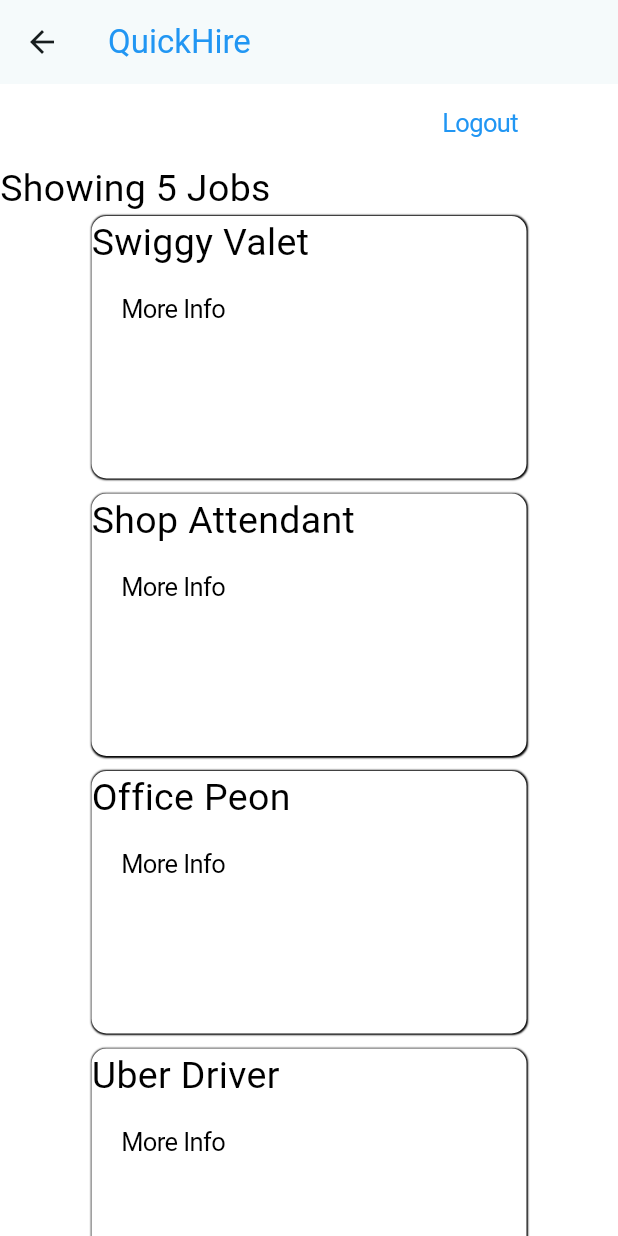
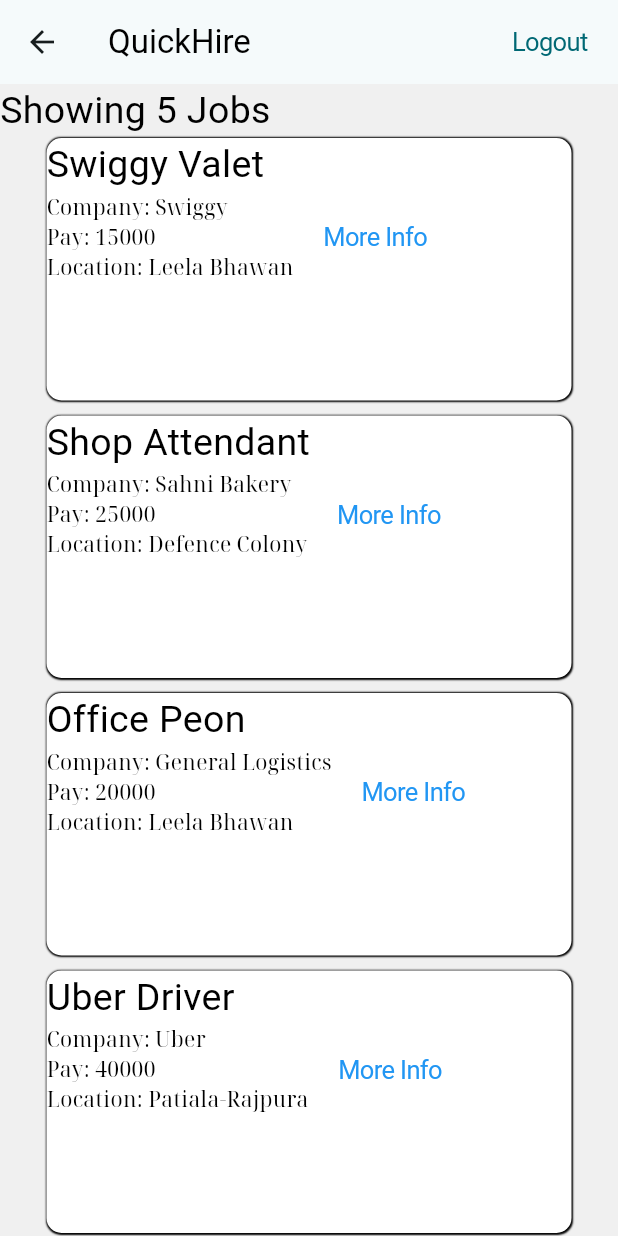
Before and after one commit to MW-5705/ELC-activity, a Flutter app: the FavouritesPage screen opened directly, on a phone screen of 412 x 824 dp. Run offline on Flutter 3.47's test engine with Material 3 defaults, Android fonts, the phone set to English and light mode, and no system bars; our stand-ins replace google_fonts; Roboto replaces fonts that are missing (Sans Serif).

Commit message:
one more safety push

```diff
--- a/lib/main.dart
+++ b/lib/main.dart
@@ -2,6 +2,7 @@
 import 'dart:ui';
 
 import 'package:flutter/cupertino.dart';
+import 'package:flutter/foundation.dart';
 import 'package:flutter/material.dart';
 import 'package:flutter/painting.dart';
 import 'package:flutter/rendering.dart';
@@ -43,6 +44,11 @@
 class MyAppState extends ChangeNotifier{
   var page = "Mehar";
   var professions = [{"Swiggy Valet":["",5000,""]},{"Shop Attendant":["",5000,""]},{"Office Peon":["",5000,""]},{"Uber Driver":["",5000,""]},{"Security Guard":["",5000,""]}];
+  var info1 = ["Swiggy",15000,"Leela Bhawan"];
+  var info2 = ["Sahni Bakery",25000,"Defence Colony"];
+  var info3 = ["General Logistics",20000,"Leela Bhawan"];
+  var info4 = ["Uber",40000,"Patiala-Rajpura"];
+  var info5 = ["Vedantu Center",30000,"Model Town"];
   @override
   void notifyListeners() {
     // TODO: implement notifyListeners
@@ -95,9 +101,10 @@
           children: [
 
 
-            Text("QuickHire",style: style,),
+            Text("Buddha's Job",style: style,),
             // SizedBox(height: 300,),
             Image.asset('assets/image.jpeg',height: 300,),
+            Text("Buddha's Job"),
 
             Padding(
               padding: const EdgeInsets.all(8.0),
@@ -105,7 +112,7 @@
               decoration: const InputDecoration(
               border: UnderlineInputBorder(),
               hintStyle: TextStyle(color: Colors.black),
-              labelStyle: TextStyle(color: Colors.black),
+              labelStyle: TextStyle(color: Colors.black, fontFamily: "Roboto"),
 
               labelText: 'Username',
               hintText: '102303223'
@@ -132,7 +139,7 @@
               decoration: const InputDecoration(
               border: UnderlineInputBorder(),
               hintStyle: TextStyle(color: Colors.black),
-              labelStyle: TextStyle(color: Colors.black),
+              labelStyle: TextStyle(color: Colors.black,fontFamily: "Roboto"),
 
 
               labelText: 'Password',
@@ -274,7 +281,7 @@
         var appState = context.watch<MyAppState>();
         var kaam = appState.professions;
         var title = "Uber Driver";
-        var style = TextStyle(color: Colors.blue, fontFamily: "Sans Serif", );
+        var style = TextStyle(color: Colors.black, fontFamily: "Sans Serif", );
         var style_1 = TextStyle(fontSize: 25, color: Colors.black,fontFamily: "Sans Serif" );
         var color = Colors.green;
         var color1 = Colors.purple;
@@ -283,23 +290,18 @@
         var color4 = Colors.blue;
 
         return Scaffold(
-          appBar: AppBar(title:  Text("QuickHire", style: style,textAlign: TextAlign.center,),bottomOpacity: 500,),
+          appBar: AppBar(title:  Text("QuickHire", style: style,textAlign: TextAlign.center,),actions: [CupertinoButton(onPressed: (){Navigator.pop(context);}, child: Text("Logout"))],),
           body: Center(child: SingleChildScrollView(
             // appBar: AppBar(title:  Text("Job Finder", style: style,textAlign: TextAlign.center,),backgroundColor: Colors.black,),
             child: SafeArea(
               child: Container(
-                color: Colors.white,
+                color: Color.fromRGBO(240, 240,240, 1),
                 child: Column(
                   children: [
-                    Row(children: [SizedBox(width: 275,),
-                    CupertinoButton(child: Text("Logout", style: style,),
 
-                     onPressed: (){
-                      Navigator.pop(context);
-                    })],),
                     Row(
                       children: [
-                        Text("Showing ${appState.professions.length} Jobs", style: TextStyle(color: Colors.black, fontSize: 25, fontFamily: "Sans Serif" ),textAlign: TextAlign.right),
+                        Text("Showing ${appState.professions.length} Jobs", style: TextStyle(color: Colors.black, fontSize: 25, fontFamily: "Sans Serif", ),textAlign: TextAlign.right),
                       ],
                     ),
                     Container(
@@ -307,18 +309,18 @@
 
                           child: Column(children: [
                             // for (String profession in kaam)
-                            jobCard(title: "Swiggy Valet",style_1: style_1,kaam: kaam,),
+                            jobCard(title: "Swiggy Valet",style_1: style_1,kaam: appState.info1),
                                SizedBox(height: 10,),
-                               jobCard(title: "Shop Attendant",style_1: style_1,kaam: kaam,),
+                               jobCard(title: "Shop Attendant",style_1: style_1,kaam:appState.info2),
                                SizedBox(height: 10,),
-                               jobCard(title: "Office Peon",style_1: style_1,kaam: kaam,),
+                               jobCard(title: "Office Peon",style_1: style_1,kaam: appState.info3),
                                SizedBox(height: 10,),
-                              jobCard(title: title,style_1: style_1,kaam: kaam,),
+                              jobCard(title: title,style_1: style_1,kaam: appState.info4),
                                SizedBox(height: 10,),
 
 
 
-                              jobCard(title: "Security Guard",style_1: style_1,kaam: kaam,),
+                              jobCard(title: "Security Guard",style_1: style_1,kaam: appState.info5,),
                                SizedBox(height: 10,)
                               ],),)
                         ,
@@ -357,7 +359,7 @@
     // var rang = theme
     return Container(
                     height: 175,
-                    width: 290,
+                    width: 350,
 
                     decoration: BoxDecoration(
                       color: Colors.white,
@@ -382,8 +384,17 @@
       ),
       Row(
         children: [
+          Column(
+            crossAxisAlignment: CrossAxisAlignment.start,
+            children: [
+
+              Text("Company: ${kaam[0]}",style: TextStyle(color: Colors.black),),
+              Text("Pay: ${kaam[1]}",textAlign: TextAlign.left,style: TextStyle(color: Colors.black),),
+              Text("Location: ${kaam[2]}",style: TextStyle(color: Colors.black),),
+            ],
+          ),
           CupertinoButton(
-            child: Text("More Info",style: TextStyle(color: Colors.black),textAlign: TextAlign.right,),
+            child: Text("More Info",style: TextStyle(color: Colors.blue),textAlign: TextAlign.right,),
              onPressed: (){
 
               print("hehe");
```
